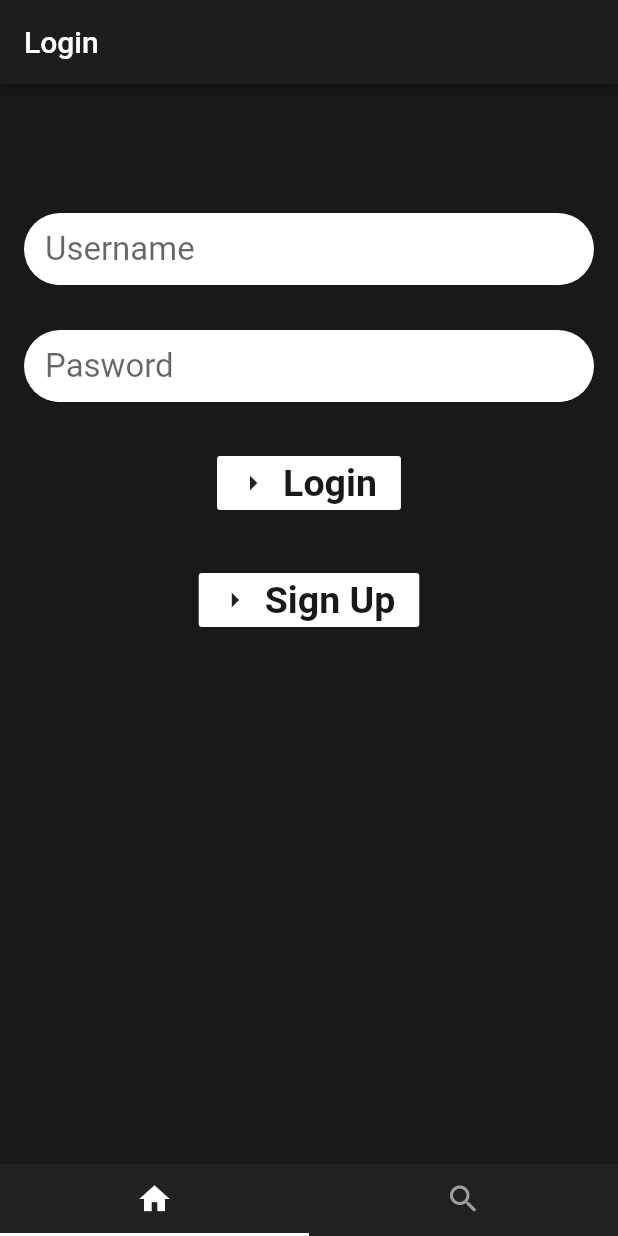
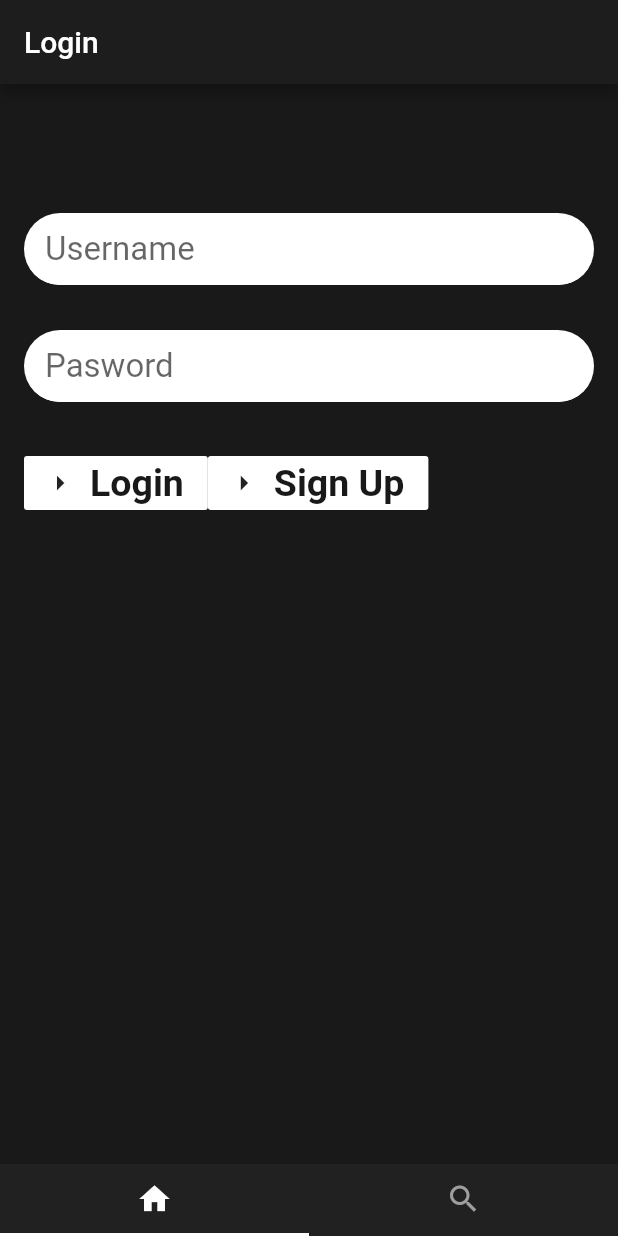
Before and after one commit to WaiTengChong/FlutterApp, a Flutter app: the screen it shows after launch, on a phone screen of 412 x 824 dp. Run offline on Flutter 3.47's test engine with Material 2 defaults, Android fonts, the phone set to English and light mode, and no system bars; our stand-ins replace carousel_slider, shared_preferences.

Commit message:
Fixed Login issues
Fixed Login issues

```diff
--- a/lib/pages/Login.dart
+++ b/lib/pages/Login.dart
@@ -18,7 +18,6 @@ class _LoginState extends State<Login>
     with AutomaticKeepAliveClientMixin<Login> {
   var userName = "";
   var password = "";
-  Future<bool> loggedIn;
   TextEditingController userNameController = new TextEditingController();
   TextEditingController passwordController = new TextEditingController();
   var userDetail;
@@ -30,7 +29,6 @@ class _LoginState extends State<Login>
   @override
   void initState() {
     super.initState();
-    loggedIn = checkLogin();
   }
 
   _fetchData() async {
@@ -134,13 +132,15 @@ class _LoginState extends State<Login>
             backgroundColor: Color(0xff1d1d1d),
           ),
           body: FutureBuilder<bool>(
-            future: loggedIn, // a previously-obtained Future<String> or null
+            future:
+                checkLogin(), // a previously-obtained Future<String> or null
             builder: (BuildContext context, AsyncSnapshot<bool> snapshot) {
               List<Widget> children;
               if (snapshot.hasData) {
                 if (snapshot.data == true) {
-                  children = <Widget>[
-                    new Column(children: <Widget>[
+                  return new ListView(children: <Widget>[
+                    Center(
+                        child: new Column(children: <Widget>[
                       Text(
                         "Welcome back " + userDetail + "!",
                         textAlign: TextAlign.start,
@@ -158,8 +158,8 @@ class _LoginState extends State<Login>
                                 fontWeight: FontWeight.bold,
                                 color: Color(0xff191919)),
                           ))
-                    ])
-                  ];
+                    ]))
+                  ]);
                 } else {
                   return new Padding(
                       padding: const EdgeInsets.all(16.0),
@@ -167,7 +167,7 @@ class _LoginState extends State<Login>
                         Container(
                           margin: const EdgeInsets.only(top: 70),
                         ),
-                        Column(
+                        Wrap(
                           children: <Widget>[
                             TextField(
                               autofocus: false,
@@ -267,7 +267,7 @@ class _LoginState extends State<Login>
                 child: Column(
                   mainAxisAlignment: MainAxisAlignment.center,
                   crossAxisAlignment: CrossAxisAlignment.center,
-                  children: children,
+                  children: <Widget>[new CircularProgressIndicator()],
                 ),
               );
             },
--- a/lib/pages/Signup.dart
+++ b/lib/pages/Signup.dart
@@ -26,7 +26,7 @@ class _SignupState extends State<Signup> {
         ),
         body: Padding(
             padding: const EdgeInsets.all(16.0),
-            child: new Column(children: <Widget>[
+            child: new Wrap(children: <Widget>[
               Container(
                 margin: const EdgeInsets.only(top: 70),
               ),
```
